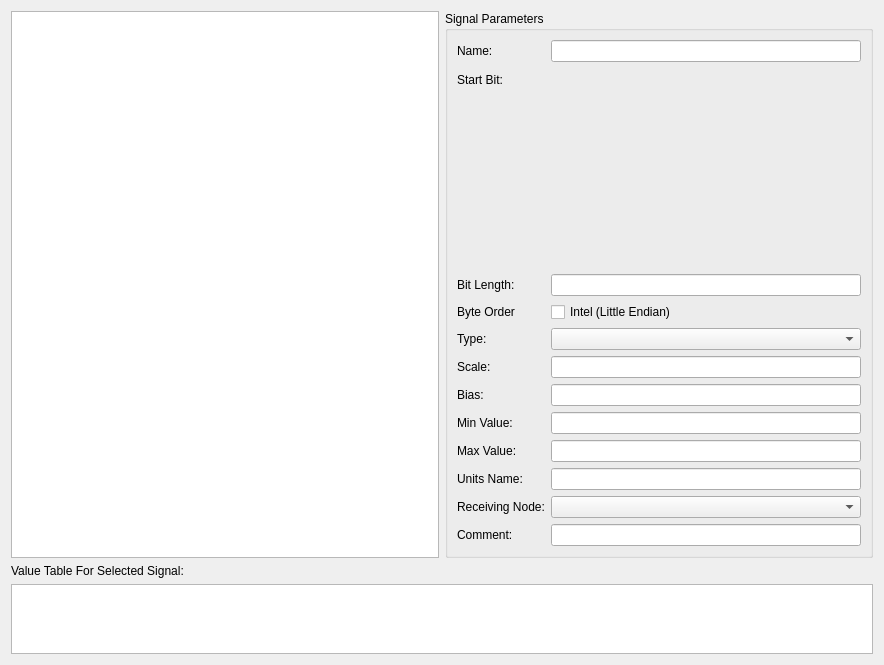
collin80/SavvyCAN, file dbcsignaleditor.ui: the form before one commit.
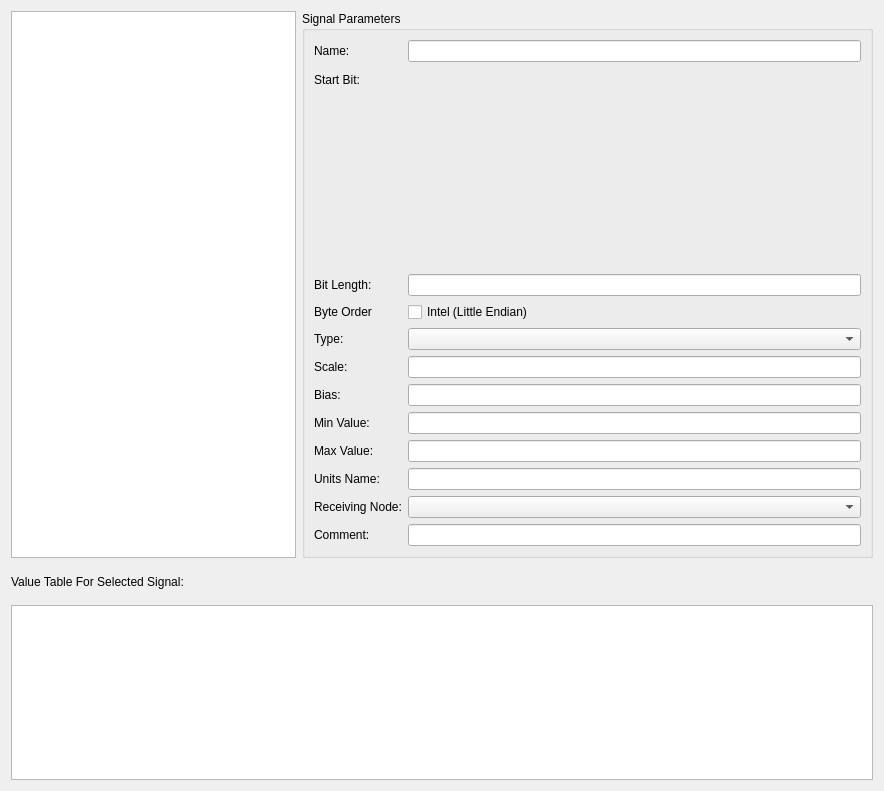
The form after the commit. Custom widgets are drawn as their Qt base class.

Commit message: More implementation of DBC signal editor (Now viewing is pretty well completely working)

Patch:
```diff
--- a/dbcsignaleditor.ui
+++ b/dbcsignaleditor.ui
@@ -7,15 +7,15 @@
     <x>0</x>
     <y>0</y>
     <width>884</width>
-    <height>530</height>
+    <height>791</height>
    </rect>
   </property>
   <property name="windowTitle">
    <string>Signal Editor</string>
   </property>
-  <layout class="QVBoxLayout" name="verticalLayout" stretch="0,1,5">
+  <layout class="QVBoxLayout" name="verticalLayout" stretch="10,1,5">
    <item>
-    <layout class="QHBoxLayout" name="horizontalLayout">
+    <layout class="QHBoxLayout" name="horizontalLayout" stretch="1,2">
      <item>
       <widget class="QListWidget" name="listWidget"/>
      </item>
```
Left out of the diff: 26 changed lines with no effect on the pictures. The commit also changes 2 other files.
